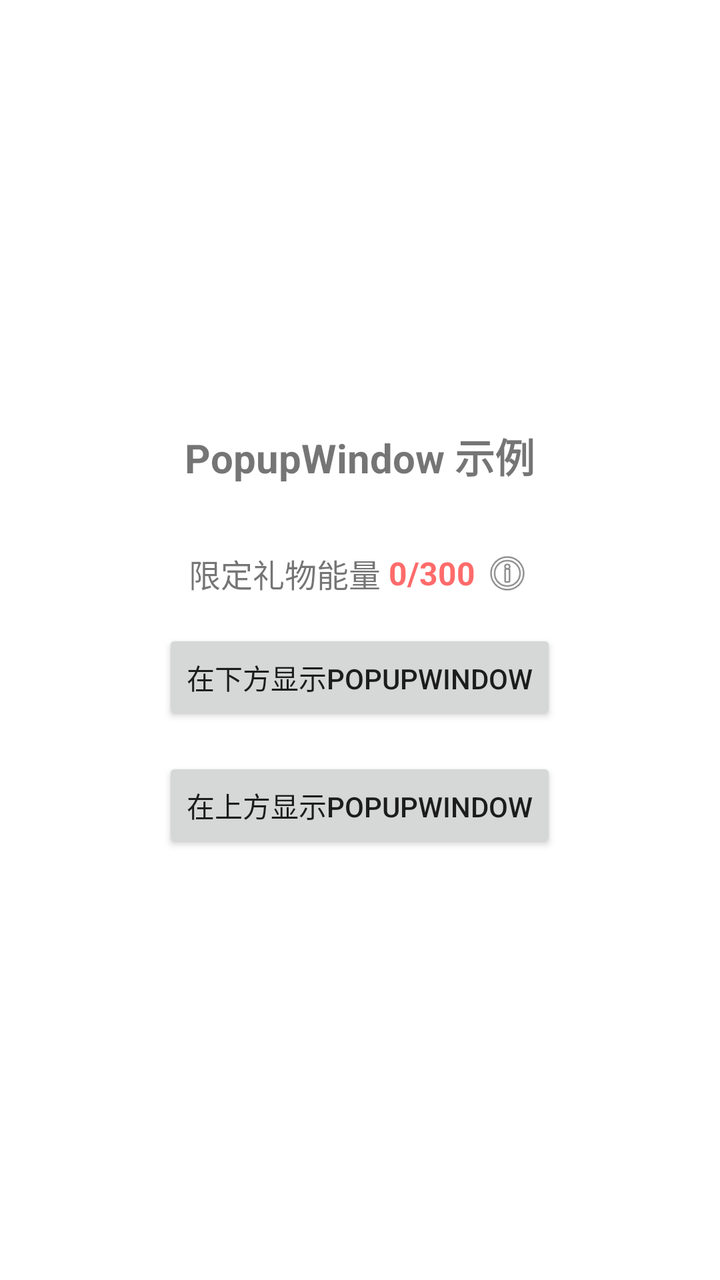
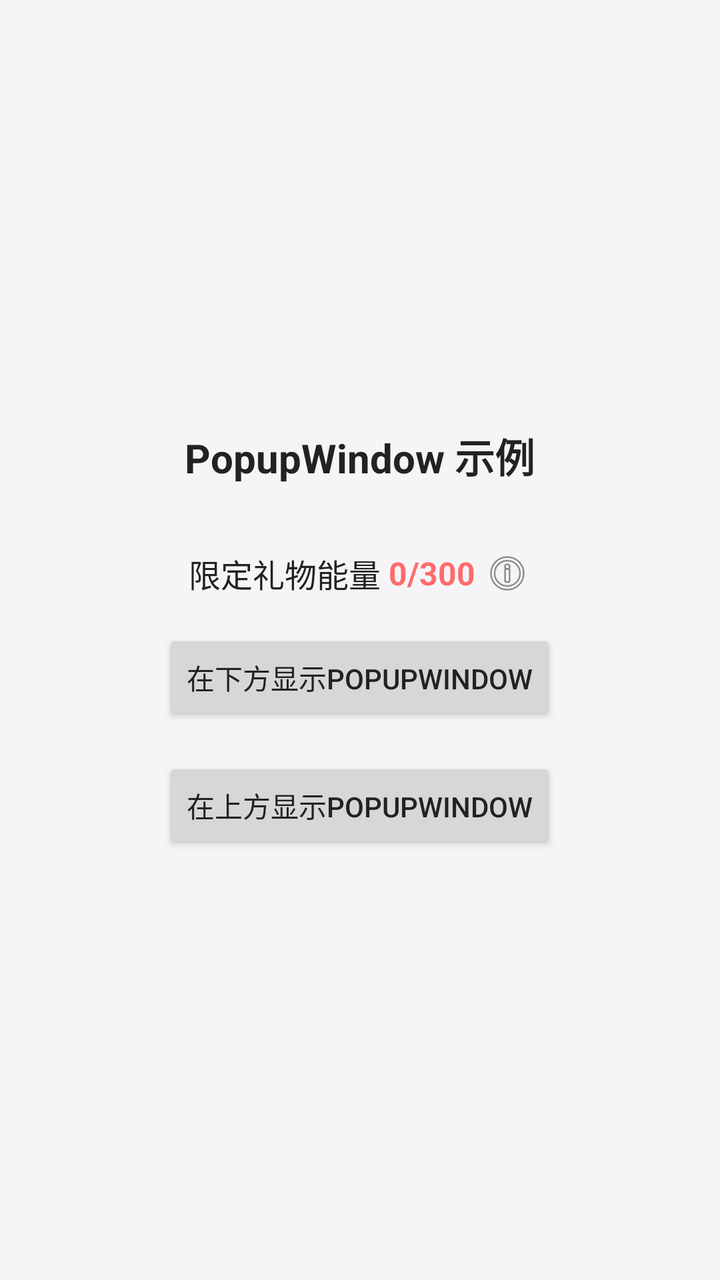

Compare the two renders of this Android layout. The source of the first and the diff that turns it into the second are given below.
<!-- AndroidManifest.xml: application theme Theme.TestAi -->
<!-- res/layout/activity_popup_demo.xml -->
<?xml version="1.0" encoding="utf-8"?>
<LinearLayout xmlns:android="http://schemas.android.com/apk/res/android"
    android:layout_width="match_parent"
    android:layout_height="match_parent"
    android:orientation="vertical"
    android:padding="16dp"
    android:gravity="center">

    <TextView
        android:layout_width="wrap_content"
        android:layout_height="wrap_content"
        android:text="PopupWindow 示例"
        android:textSize="20sp"
        android:textStyle="bold"
        android:layout_marginBottom="32dp"/>

    <LinearLayout
        android:layout_width="match_parent"
        android:layout_height="wrap_content"
        android:orientation="horizontal"
        android:gravity="center"
        android:layout_marginBottom="16dp">

        <TextView
            android:layout_width="wrap_content"
            android:layout_height="wrap_content"
            android:text="限定礼物能量"
            android:textSize="16sp"/>

        <TextView
            android:layout_width="wrap_content"
            android:layout_height="wrap_content"
            android:text=" 0/300 "
            android:textSize="16sp"
            android:textColor="#FF6B6B"
            android:textStyle="bold"/>

        <ImageView
            android:id="@+id/iv_info"
            android:layout_width="24dp"
            android:layout_height="24dp"
            android:src="@android:drawable/ic_menu_info_details"
            android:clickable="true"
            android:focusable="true"
            android:background="?attr/selectableItemBackgroundBorderless"/>
    </LinearLayout>

    <Button
        android:id="@+id/btn_show_below"
        android:layout_width="wrap_content"
        android:layout_height="wrap_content"
        android:text="在下方显示PopupWindow"
        android:layout_marginBottom="16dp"/>

    <Button
        android:id="@+id/btn_show_above"
        android:layout_width="wrap_content"
        android:layout_height="wrap_content"
        android:text="在上方显示PopupWindow"/>

</LinearLayout>
<!-- resources referenced by this layout -->
<resources>
  <style name="Theme.TestAi" parent="Theme.AppCompat.Light.NoActionBar">
          
          <item name="colorPrimary">@color/purple_500</item>
          <item name="colorPrimaryDark">@color/purple_700</item>
          <item name="colorAccent">@color/teal_200</item>
          <item name="android:windowBackground">@color/white</item>
      </style>
  <color name="purple_500">#FF6200EE</color>
  <color name="purple_700">#FF3700B3</color>
  <color name="teal_200">#FF03DAC5</color>
  <color name="white">#FFFFFFFF</color>
</resources>

<!-- the commit's change to res/layout/activity_popup_demo.xml (unified diff, before → after) -->
@@ -2,6 +2,7 @@
 <LinearLayout xmlns:android="http://schemas.android.com/apk/res/android"
     android:layout_width="match_parent"
     android:layout_height="match_parent"
+    android:background="@color/app_background"
     android:orientation="vertical"
     android:padding="16dp"
     android:gravity="center">
@@ -10,6 +11,7 @@
         android:layout_width="wrap_content"
         android:layout_height="wrap_content"
         android:text="PopupWindow 示例"
+        android:textColor="@color/app_text_primary"
         android:textSize="20sp"
         android:textStyle="bold"
         android:layout_marginBottom="32dp"/>
@@ -25,6 +27,7 @@
             android:layout_width="wrap_content"
             android:layout_height="wrap_content"
             android:text="限定礼物能量"
+            android:textColor="@color/app_text_primary"
             android:textSize="16sp"/>
 
         <TextView
@@ -32,7 +35,7 @@
             android:layout_height="wrap_content"
             android:text=" 0/300 "
             android:textSize="16sp"
-            android:textColor="#FF6B6B"
+            android:textColor="@color/app_accent"
             android:textStyle="bold"/>
 
         <ImageView
<!-- resource entries referenced after the edit -->
@@ -1,15 +1,20 @@
 <!-- resources referenced by this layout -->
 <resources>
-  <style name="Theme.TestAi" parent="Theme.AppCompat.Light.NoActionBar">
-          
+  <color name="app_accent">#FFFF6B6B</color>
+  <color name="app_background">#FFF5F5F7</color>
+  <color name="app_text_primary">#FF222222</color>
+  <style name="Theme.TestAi" parent="Theme.AppCompat.DayNight.NoActionBar">
           <item name="colorPrimary">@color/purple_500</item>
           <item name="colorPrimaryDark">@color/purple_700</item>
           <item name="colorAccent">@color/teal_200</item>
-          <item name="android:windowBackground">@color/white</item>
+          <item name="android:windowBackground">@color/app_background</item>
+          <item name="android:colorBackground">@color/app_background</item>
+          <item name="android:textColorPrimary">@color/app_text_primary</item>
+          <item name="android:textColorSecondary">@color/app_text_secondary</item>
       </style>
   <color name="purple_500">#FF6200EE</color>
   <color name="purple_700">#FF3700B3</color>
   <color name="teal_200">#FF03DAC5</color>
-  <color name="white">#FFFFFFFF</color>
+  <color name="app_text_secondary">#FF777777</color>
 </resources>
 
